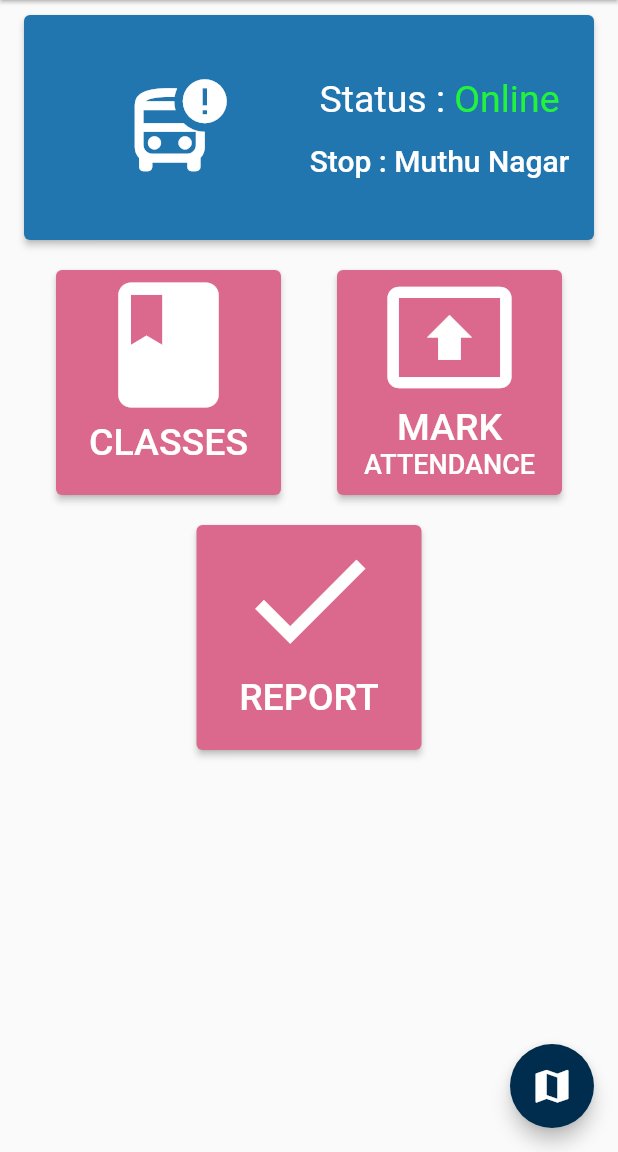
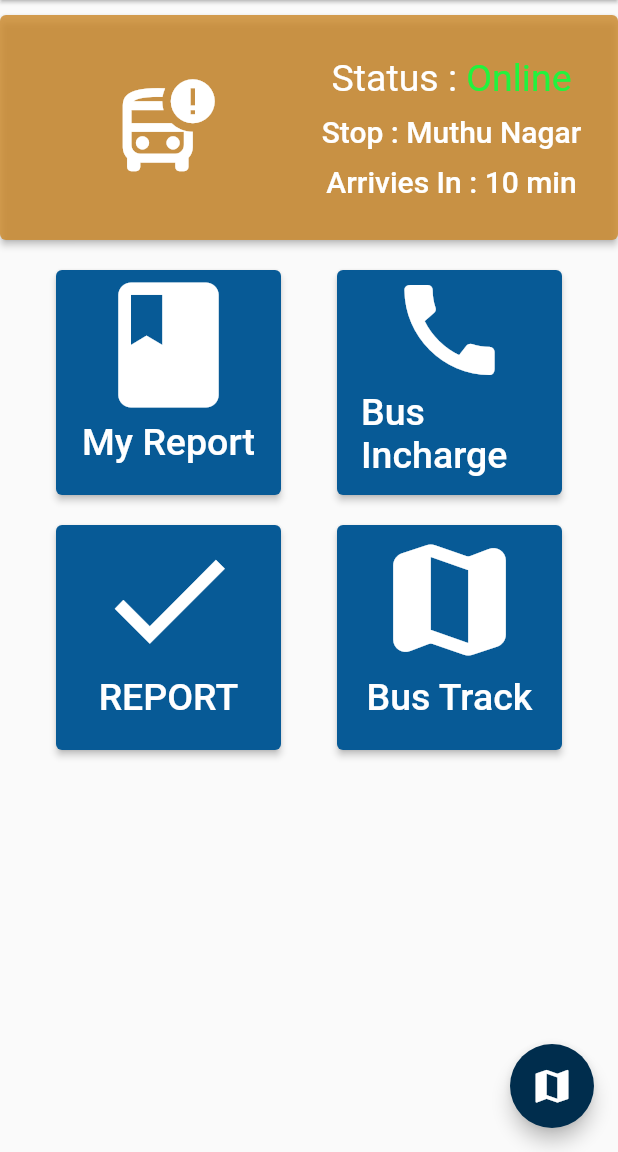
Before and after one commit to tech-creed/NSCET-ETRANSPORT-EAPP, a Flutter app: the screen it shows once a user with an empty profile is signed in, on a phone screen of 412 x 824 dp, the part 84-1236 px from its top. Run offline on Flutter 3.47's test engine with Material 2 defaults, Android fonts, the light colour scheme and no system bars; our stand-ins replace firebase_auth, firebase_core, firebase_database, google_fonts, google_maps_flutter, shared_preferences; accounts and stored records are empty.

Commit message:
home-UI-fix

```diff
--- a/lib/pages/Home/Home.dart
+++ b/lib/pages/Home/Home.dart
@@ -70,16 +70,17 @@ class Home extends StatelessWidget {
         ),
         floatingActionButtonLocation: FloatingActionButtonLocation.endFloat,
 
-        body: Column(
+        body: SingleChildScrollView(child: Stack(children: [
+          Column(
           children: [
             Container(
                   margin: EdgeInsets.fromLTRB(0, 10, 0, 10),
-                  width: 380,
+                  width: 560,
                   height: 150,
                   child: ElevatedButton(
                     style: ButtonStyle(
                       backgroundColor: MaterialStateProperty.all(
-                        Color.fromARGB(255, 33, 118, 175),
+                        Color.fromARGB(209, 204, 137, 43),
                       ),
                       alignment: Alignment.center,
                     ),
@@ -101,10 +102,14 @@ class Home extends StatelessWidget {
                               ],
                           ),
                           ),
-
-                          SizedBox(height: 15.0),
+                          SizedBox(height: 10.0),
                           const Text(
                             "Stop : Muthu Nagar",
+                            style: TextStyle(fontSize: 20.0),
+                          ),
+                          SizedBox(height: 10.0),
+                          const Text(
+                            "Arrivies In : 10 min",
                             style: TextStyle(fontSize: 20.0),
                           ),
                           ]),
@@ -124,18 +129,18 @@ class Home extends StatelessWidget {
                   child: ElevatedButton(
                     style: ButtonStyle(
                       backgroundColor: MaterialStateProperty.all(
-                        Color.fromRGBO(219, 105, 141, 1),
+                        Color.fromARGB(255, 7, 90, 150),
                       ),
                       alignment: Alignment.center,
                     ),
                     onPressed: () {
-                      Navigator.pushNamed(context, "/classes");
+                      Navigator.pushNamed(context, "/");
                     },
                     child: Column(
                       children: const [
                         Icon(Icons.class_, size: 100.0),
                         Text(
-                          "CLASSES",
+                          "My Report",
                           style: TextStyle(fontSize: 25.0),
                         )
                       ],
@@ -149,24 +154,20 @@ class Home extends StatelessWidget {
                   child: ElevatedButton(
                     style: ButtonStyle(
                       backgroundColor: MaterialStateProperty.all(
-                        Color.fromRGBO(219, 105, 141, 1),
+                        Color.fromARGB(255, 7, 90, 150),
                       ),
                       alignment: Alignment.center,
                     ),
                     onPressed: () {
-                      Navigator.pushNamed(context, "/markAttendence");
+                      Navigator.pushNamed(context, "/");
                     },
                     child: Column(
                       children: const [
-                        Icon(Icons.present_to_all, size: 90.0),
+                        Icon(Icons.call, size: 80.0),
                         Text(
-                          "MARK",
+                          "Bus Incharge",
                           style: TextStyle(fontSize: 25.0),
                         ),
-                        Text(
-                          "ATTENDANCE",
-                          style: TextStyle(fontSize: 18.0),
-                        )
                       ],
                     ),
                   ),
@@ -184,12 +185,12 @@ class Home extends StatelessWidget {
                   child: ElevatedButton(
                     style: ButtonStyle(
                       backgroundColor: MaterialStateProperty.all(
-                        Color.fromRGBO(219, 105, 141, 1),
+                        Color.fromARGB(255, 7, 90, 150),
                       ),
                       alignment: Alignment.center,
                     ),
                     onPressed: () {
-                      Navigator.pushNamed(context, "/todayReport");
+                      Navigator.pushNamed(context, "/");
                     },
                     child: Column(
                       children: const [
@@ -202,9 +203,36 @@ class Home extends StatelessWidget {
                     ),
                   ),
                 ),
+                Container(
+                  margin: EdgeInsets.fromLTRB(0, 10, 0, 10),
+                  width: 150,
+                  height: 150,
+                  child: ElevatedButton(
+                    style: ButtonStyle(
+                      backgroundColor: MaterialStateProperty.all(
+                        Color.fromARGB(255, 7, 90, 150),
+                      ),
+                      alignment: Alignment.center,
+                    ),
+                    onPressed: () {
+                      Navigator.pushNamed(context, "/");
+                    },
+                    child: Column(
+                      children: const [
+                        Icon(Icons.map_rounded, size: 100.0),
+                        Text(
+                          "Bus Track",
+                          style: TextStyle(fontSize: 25.0),
+                        )
+                      ],
+                    ),
+                  ),
+                ),
               ],
             ),
           ],
-        ));
+        )
+        ]),)
+         );
   }
 }
```
Also changed, not shown: 1 other file.
